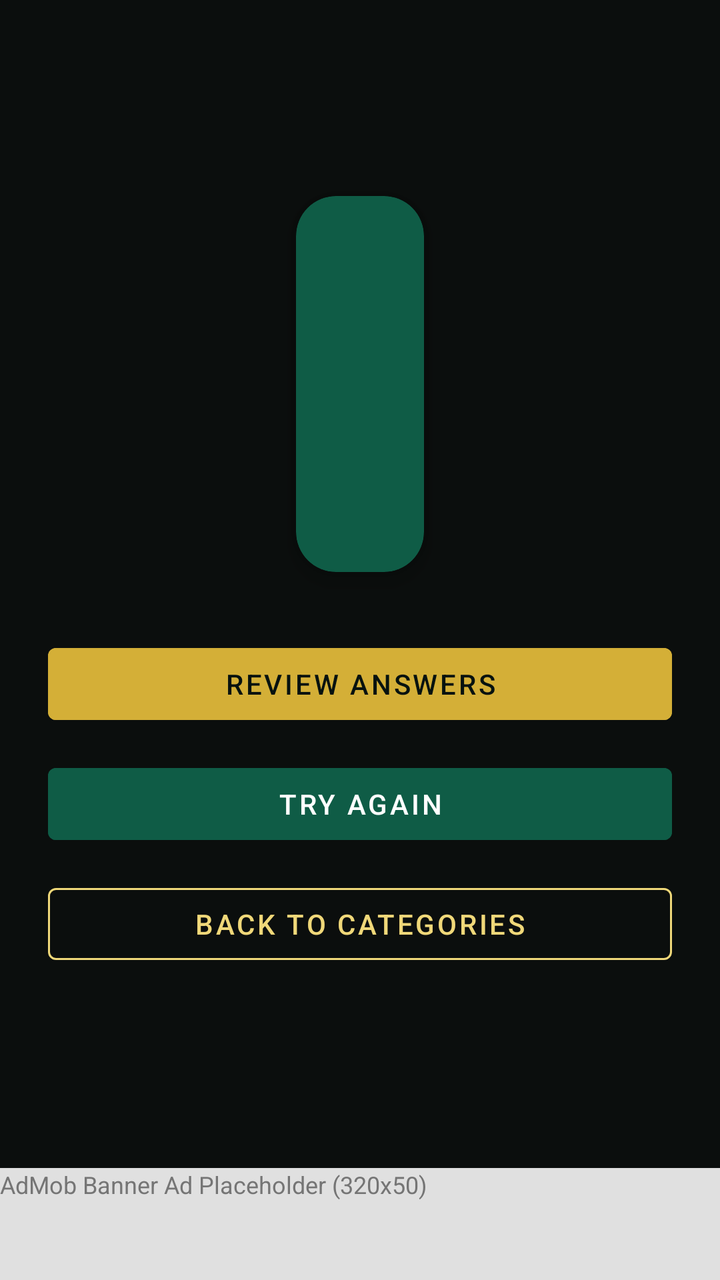
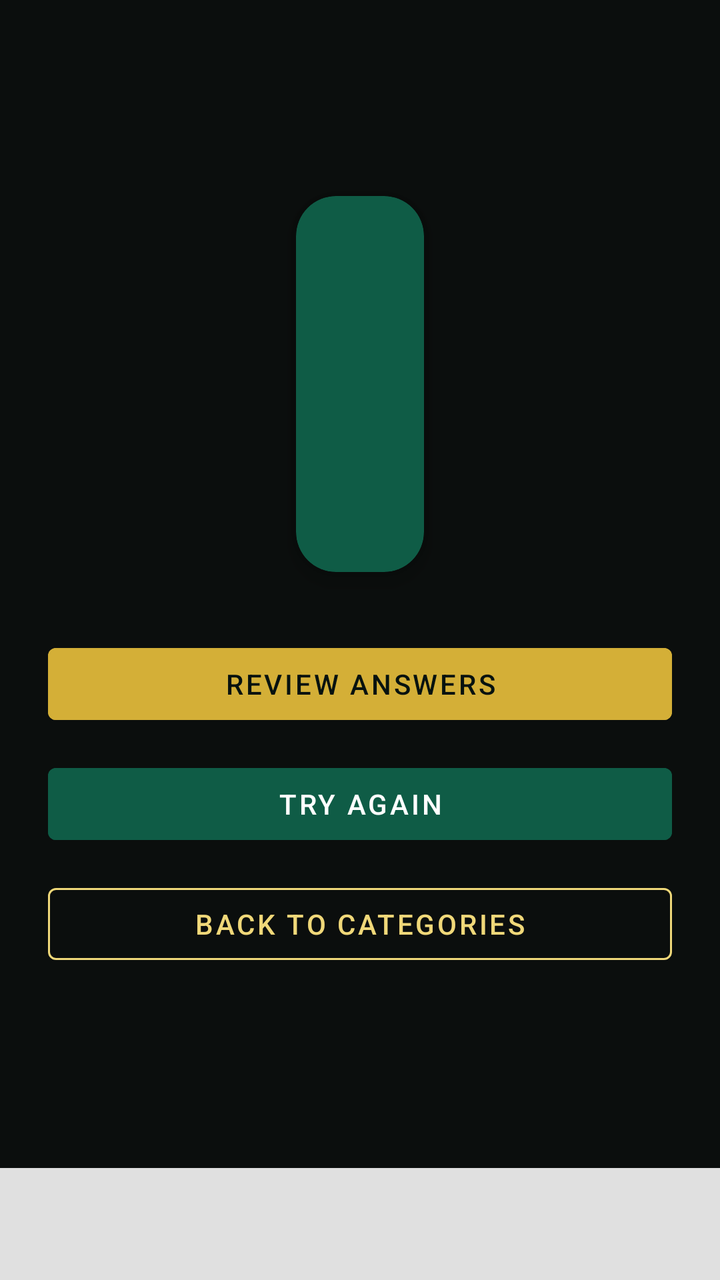

Two renders of the same Android screen: before a commit and after it. Below are the layout's source before the change and the commit's diff.
<!-- AndroidManifest.xml: application theme Theme.PakQuiz -->
<!-- res/layout/activity_result.xml -->
<?xml version="1.0" encoding="utf-8"?>
<LinearLayout xmlns:android="http://schemas.android.com/apk/res/android"
    xmlns:app="http://schemas.android.com/apk/res-auto"
    android:layout_width="match_parent"
    android:layout_height="match_parent"
    android:orientation="vertical"
    android:background="@color/background">

    <LinearLayout
        android:layout_width="match_parent"
        android:layout_height="0dp"
        android:layout_weight="1"
        android:orientation="vertical"
        android:gravity="center"
        android:padding="24dp">

        <com.google.android.material.card.MaterialCardView
            android:layout_width="wrap_content"
            android:layout_height="wrap_content"
            app:cardCornerRadius="20dp"
            app:cardElevation="8dp"
            app:cardBackgroundColor="@color/primary">

            <LinearLayout
                android:layout_width="wrap_content"
                android:layout_height="wrap_content"
                android:orientation="vertical"
                android:gravity="center"
                android:padding="32dp">

                <TextView
                    android:layout_width="wrap_content"
                    android:layout_height="wrap_content"
                    android:text="\uD83C\uDFC6"
                    android:textSize="40sp" />

                <TextView
                    android:id="@+id/scoreText"
                    android:layout_width="wrap_content"
                    android:layout_height="wrap_content"
                    android:layout_marginTop="12dp"
                    android:textColor="@color/white"
                    android:textSize="24sp"
                    android:textStyle="bold" />

                <TextView
                    android:id="@+id/bestScoreText"
                    android:layout_width="wrap_content"
                    android:layout_height="wrap_content"
                    android:layout_marginTop="6dp"
                    android:textColor="@color/accent_light"
                    android:textSize="15sp" />

            </LinearLayout>

        </com.google.android.material.card.MaterialCardView>

        <Button
            android:id="@+id/reviewButton"
            android:layout_width="match_parent"
            android:layout_height="wrap_content"
            android:layout_marginTop="32dp"
            android:text="@string/review_answers"
            android:textColor="@color/primary_dark"
            android:backgroundTint="@color/accent" />

        <Button
            android:id="@+id/retryButton"
            android:layout_width="match_parent"
            android:layout_height="wrap_content"
            android:layout_marginTop="12dp"
            android:text="@string/try_again"
            android:textColor="@color/white"
            android:backgroundTint="@color/primary" />

        <Button
            android:id="@+id/homeButton"
            android:layout_width="match_parent"
            android:layout_height="wrap_content"
            android:layout_marginTop="12dp"
            android:text="@string/back_to_categories"
            android:textColor="@color/accent_light"
            app:strokeColor="@color/accent_light"
            style="@style/Widget.MaterialComponents.Button.OutlinedButton" />

    </LinearLayout>

    
    <FrameLayout
        android:layout_width="match_parent"
        android:layout_height="56dp"
        android:background="#E0E0E0"
        android:gravity="center">

        <TextView
            android:layout_width="wrap_content"
            android:layout_height="wrap_content"
            android:text="AdMob Banner Ad Placeholder (320x50)"
            android:textColor="#757575"
            android:textSize="12sp" />

    </FrameLayout>

</LinearLayout>
<!-- resources referenced by this layout -->
<resources>
  <color name="accent">#D4AF37</color>
  <color name="accent_light">#F0D879</color>
  <color name="background">#0B0E0D</color>
  <color name="primary">#0F5C46</color>
  <color name="primary_dark">#06120F</color>
  <color name="white">#FFFFFF</color>
  <string name="back_to_categories">Back to Categories</string>
  <string name="review_answers">Review Answers</string>
  <string name="try_again">Try Again</string>
  <style name="Theme.PakQuiz" parent="Theme.MaterialComponents.NoActionBar">
          <item name="colorPrimary">@color/primary</item>
          <item name="colorPrimaryDark">@color/primary_dark</item>
          <item name="colorAccent">@color/accent</item>
          <item name="colorSurface">@color/surface</item>
          <item name="colorOnSurface">@color/text_dark</item>
          <item name="android:colorBackground">@color/background</item>
          <item name="android:windowBackground">@color/background</item>
          <item name="android:statusBarColor">@color/primary_dark</item>
          <item name="android:textColorPrimary">@color/text_dark</item>
          <item name="android:textColorSecondary">@color/text_muted</item>
      </style>
  <color name="surface">#161B19</color>
  <color name="text_dark">#F2F0E8</color>
  <color name="text_muted">#9A9A92</color>
</resources>

<!-- the commit's change to res/layout/activity_result.xml (unified diff, before → after) -->
@@ -87,18 +87,11 @@
 
     
     <FrameLayout
+        android:id="@+id/bannerAdContainer"
         android:layout_width="match_parent"
-        android:layout_height="56dp"
+        android:layout_height="wrap_content"
+        android:minHeight="56dp"
         android:background="#E0E0E0"
-        android:gravity="center">
-
-        <TextView
-            android:layout_width="wrap_content"
-            android:layout_height="wrap_content"
-            android:text="AdMob Banner Ad Placeholder (320x50)"
-            android:textColor="#757575"
-            android:textSize="12sp" />
-
-    </FrameLayout>
+        android:gravity="center" />
 
 </LinearLayout>
